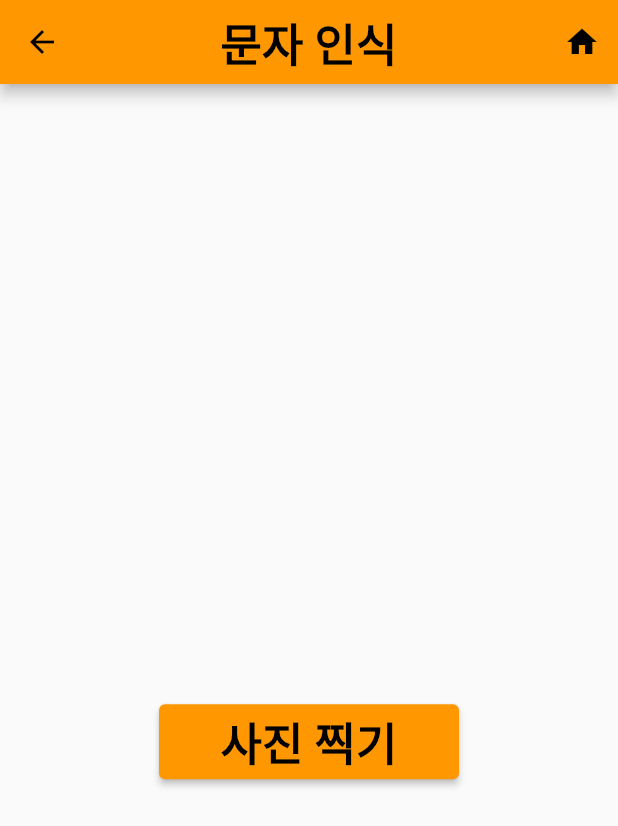
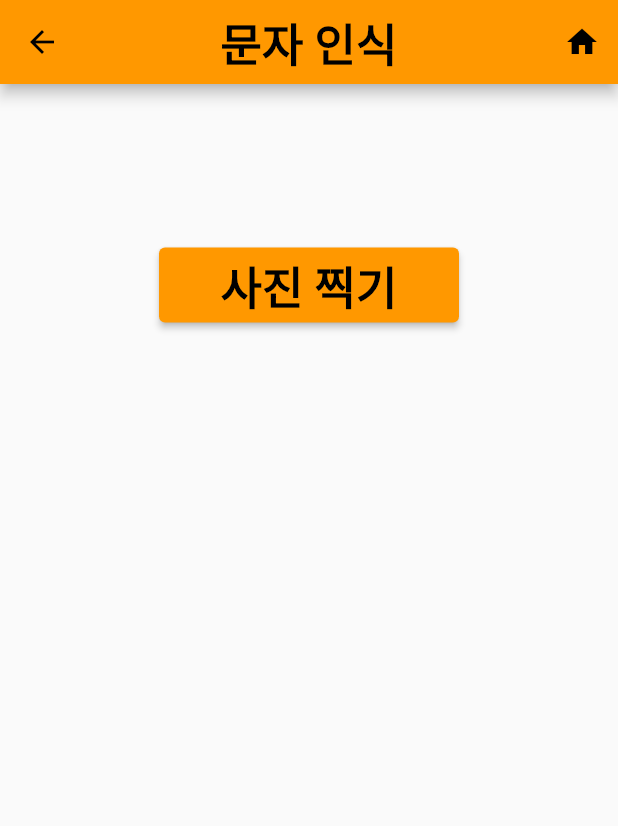
Before and after one commit to sphy1597/flutter-1, a Flutter app: the ImageSelectionScreen screen opened directly, on a phone screen of 412 x 824 dp. Shown: the top 826 px of the screen. Run offline on Flutter 3.47's test engine with Material 2 defaults, Android fonts, the phone set to English and light mode, and no system bars; our stand-ins replace image_picker, shared_preferences; missing offline and left inert: alarm, qr_code_scanner, time_picker_sheet; accounts and stored records are empty.

Commit message:
edit: 알러지 정보 출력 및 경고창 구현 ver2
OCR 스크롤뷰 추가, 경고창 테스트

```diff
--- a/lib/ocr/OCR.dart
+++ b/lib/ocr/OCR.dart
@@ -116,14 +116,11 @@ class ImageSelectionScreenState extends State<ImageSelectionScreen> {
           ),
         ],
       ),
-      body: Center(
+      body: SingleChildScrollView(
+        child: Center(
           child: Column(
             mainAxisAlignment: MainAxisAlignment.center,
             children: <Widget>[
-            // SizedBox(
-            //   height: 5,
-            //   width: 5,
-            // ),
               Container(
                 padding: const EdgeInsets.symmetric(horizontal: 20),
                 child: Text(
@@ -131,7 +128,8 @@ class ImageSelectionScreenState extends State<ImageSelectionScreen> {
                   textAlign: TextAlign.center,
                   style: const TextStyle(
                       fontSize: 50, fontWeight: FontWeight.bold),
-                )),
+                ),
+              ),
               const SizedBox(
                 height: 50,
               ),
@@ -149,14 +147,8 @@ class ImageSelectionScreenState extends State<ImageSelectionScreen> {
                   ),
                 ),
               )
-
-            // ElevatedButton(
-            //   onPressed: () {
-            //     getImage();
-            //   },
-            //   child: Text('사진 찍기'),
-            // ),
             ],
+          ),
         ),
       ),
     );
```
Also changed, not shown: lib/search/search.dart (+16 -4 lines). Lines whose indentation alone changed are shown as unchanged.
